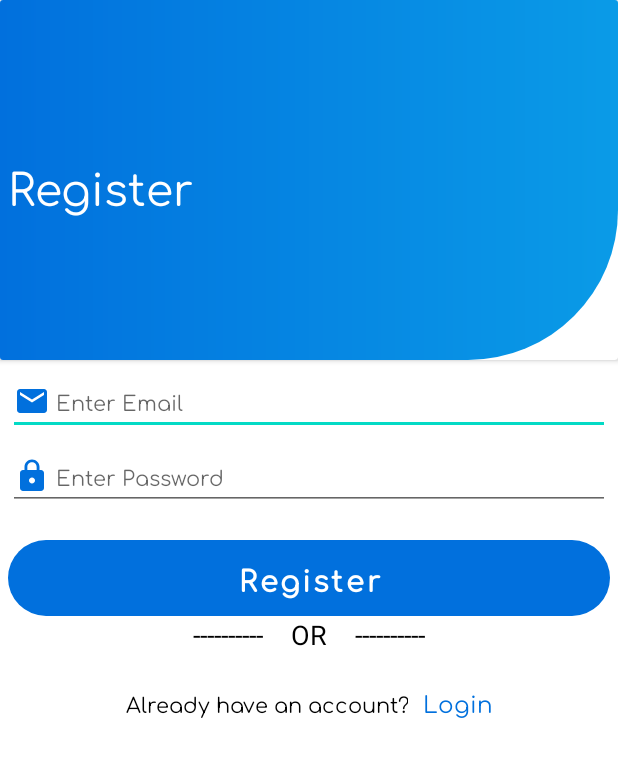
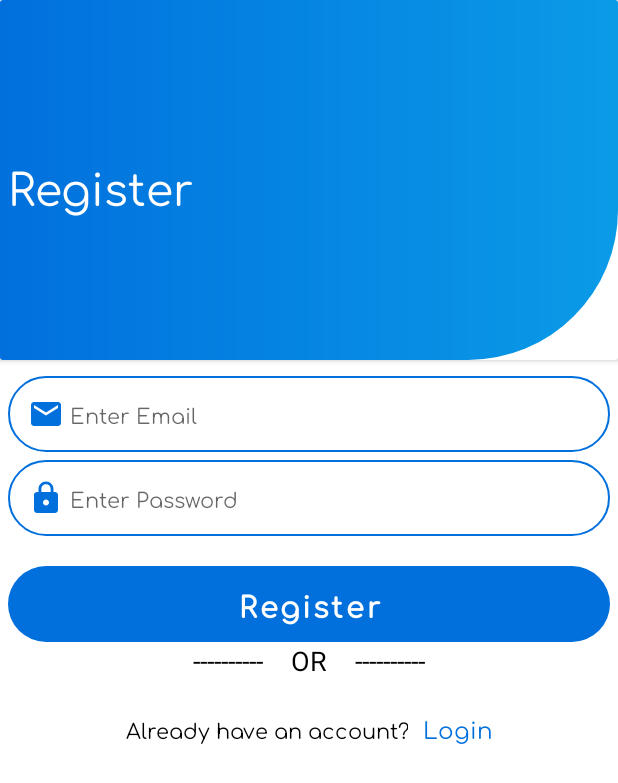
Before and after one commit to SyedSalahuddin2000/Firebase-connecting-with-sign_up-and-sign_in-layout, an Android app: the screen it shows after launch (MainActivity), on a phone screen of 412 x 824 dp. Shown: the top 783 px of the screen. Run offline under Robolectric (Android 15) with nearby library versions, the phone set to English and light mode, and no system bars; our stand-ins replace Firebase (no records; nobody signed in at launch, a user with empty details on screens opened directly).

Commit message:
another drawable file is created because the make the textview round.

```diff
--- a/app/src/main/AndroidManifest.xml
+++ b/app/src/main/AndroidManifest.xml
@@ -1,7 +1,7 @@
 <?xml version="1.0" encoding="utf-8"?>
 <manifest xmlns:android="http://schemas.android.com/apk/res/android"
     package="com.example.firebaseregister">
-
+    <uses-permission android:name = "android.permission.ACCESS_NETWORK_STATE" />
     <application
         android:allowBackup="true"
         android:icon="@mipmap/ic_launcher"
--- /dev/null
+++ b/app/src/main/res/drawable/textview_round.xml
@@ -0,0 +1,7 @@
+<?xml version="1.0" encoding="utf-8"?>
+<shape xmlns:android="http://schemas.android.com/apk/res/android">
+    <stroke android:width="1dp"
+        android:color="#0170dd"/>
+    <corners android:radius="100dp"/>
+
+</shape>
--- a/app/src/main/res/layout/activity_main.xml
+++ b/app/src/main/res/layout/activity_main.xml
@@ -9,7 +9,8 @@
 
     <androidx.cardview.widget.CardView
         android:layout_width="match_parent"
-        android:layout_height="240dp">
+        android:layout_height="240dp"
+        android:layout_marginBottom="5dp">
 
         <LinearLayout
             android:layout_width="match_parent"
@@ -37,7 +38,6 @@
         android:orientation="vertical">
 
 
-
         <EditText
             android:id="@+id/userEmail"
             android:layout_width="match_parent"
@@ -47,12 +47,14 @@
             android:layout_marginTop="5dp"
             android:layout_marginEnd="5dp"
             android:layout_marginRight="5dp"
+            android:background="@drawable/textview_round"
             android:drawableStart="@drawable/ic_baseline_email_24"
             android:drawablePadding="4dp"
             android:ems="10"
             android:fontFamily="@font/comfortaa"
             android:hint="Enter Email"
             android:inputType="textEmailAddress"
+            android:padding="13dp"
             android:textSize="14sp" />
 
         <EditText
@@ -64,12 +66,14 @@
             android:layout_marginTop="5dp"
             android:layout_marginEnd="5dp"
             android:layout_marginRight="5dp"
+            android:background="@drawable/textview_round"
             android:drawableStart="@drawable/ic_baseline_lock_24"
             android:drawablePadding="4dp"
             android:ems="10"
             android:fontFamily="@font/comfortaa"
             android:hint="Enter Password"
             android:inputType="textPassword"
+            android:padding="13dp"
             android:textSize="14sp" />
 
         <Button
```
Also changed, not shown: app/src/main/res/layout/activity_login.xml (+7 -3 lines).
